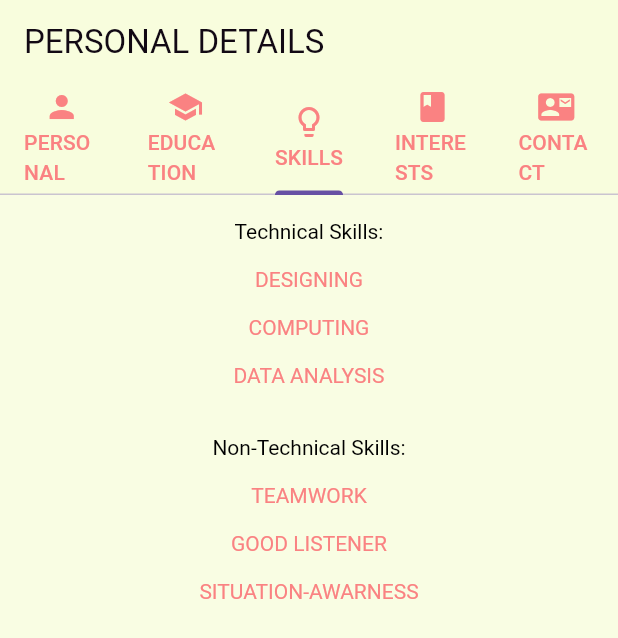
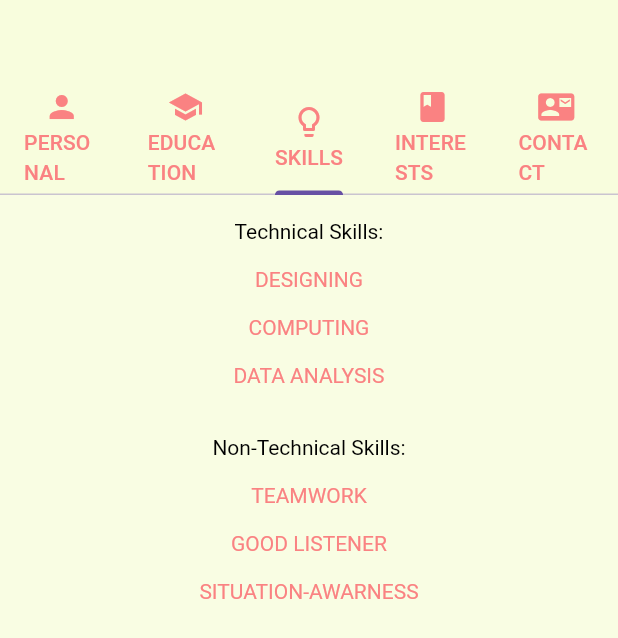
Before and after one commit to Ey-whon/APP-DEV, a Flutter app: the screen it shows after launch, tab 3 chosen, on a phone screen of 412 x 824 dp. Shown: the top 638 px of the screen. Run offline on Flutter 3.47's test engine with Material 3 defaults, Android fonts, the phone set to English and light mode, and no system bars.

Commit message:
main.dart

```diff
--- a/lib/main.dart
+++ b/lib/main.dart
@@ -84,7 +84,7 @@ class _MyHomePageState extends State<MyHomePage> with TickerProviderStateMixin {
     return Scaffold(
       appBar: AppBar(
         title: Text(
-          'PERSONAL DETAILS',
+          ' ',
           style: TextStyle(
               color: Color.fromARGB(245, 9, 0, 12)), // Set text color to white
         ),
```
